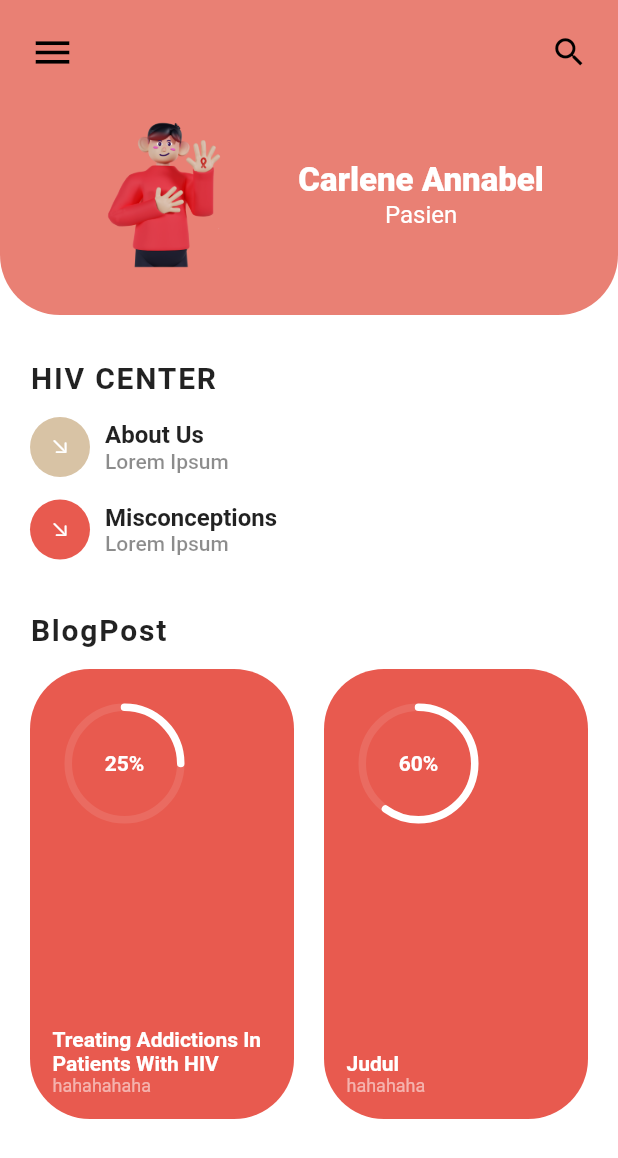
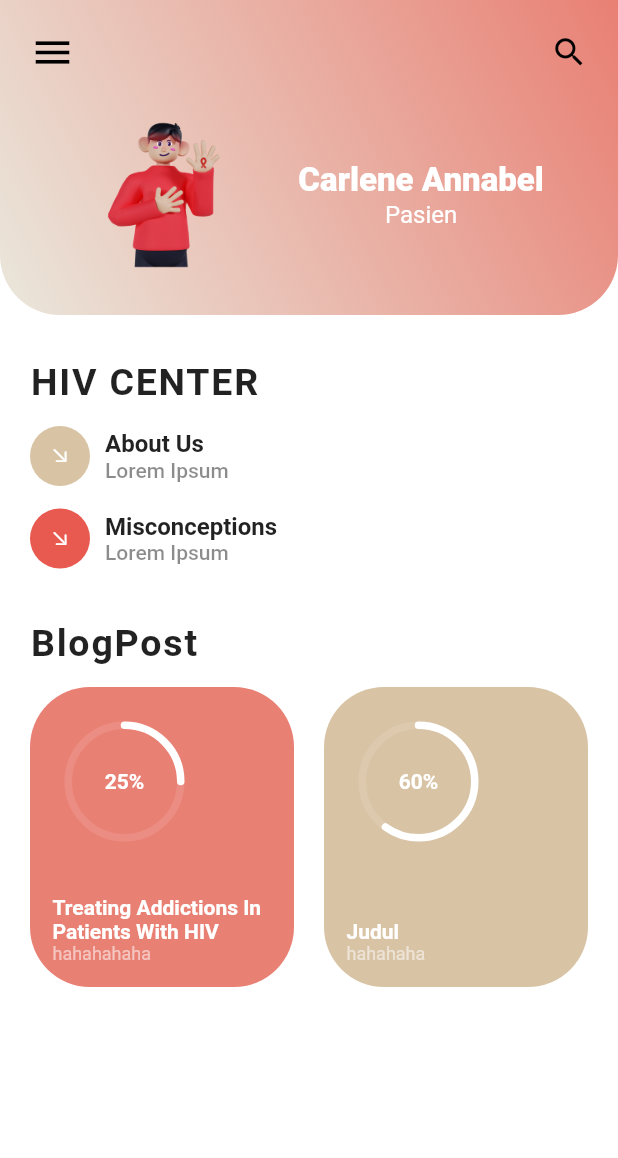
Before and after one commit to Emilicos/D04-Mobile-HIVCenter, a Flutter app: the screen it shows after launch, on a phone screen of 412 x 824 dp. Shown: the top 1158 px of the screen. Run offline on Flutter 3.47's test engine with Material 2 defaults, Android fonts, the phone set to English and light mode, and no system bars; drawn by our look-alikes of percent_indicator; our stand-ins replace animated_splash_screen; missing offline and left inert: pbp_django_auth.

Commit message:
buat presentasi

```diff
--- a/lib/main.dart
+++ b/lib/main.dart
@@ -27,12 +27,19 @@ class MyApp extends StatelessWidget {
       },
       child: MaterialApp(
         title: 'HIV CENTER',
-        home: AnimatedSplashScreen(splash: Image.asset('assets/images/TANGAN1.png', width: 700, height: 700,),duration: 3000, //photo nya gmw gede wkwkkw
-        splashTransition: SplashTransition.fadeTransition,
-        backgroundColor: AppTheme.beige,
-        nextScreen: MyHomePage(title: '',),
+        home: AnimatedSplashScreen(
+          splash: Image.asset(
+            'assets/images/TANGAN1.png',
+            width: 700,
+            height: 700,
+          ),
+          duration: 3000, //photo nya gmw gede wkwkkw
+          splashTransition: SplashTransition.fadeTransition,
+          backgroundColor: AppTheme.beige,
+          nextScreen: MyHomePage(
+            title: '',
+          ),
         ),
-
       ),
     );
   }
@@ -90,7 +97,7 @@ class _MyHomePageState extends State<MyHomePage> {
     return Text(
       title,
       style: const TextStyle(
-          fontSize: 20.0, fontWeight: FontWeight.w700, letterSpacing: 1.2),
+          fontSize: 25.0, fontWeight: FontWeight.w700, letterSpacing: 1.2),
     );
   }
 
@@ -137,10 +144,10 @@ class _MyHomePageState extends State<MyHomePage> {
                             animation: true,
                             percent: 0,
                             circularStrokeCap: CircularStrokeCap.round,
-                            progressColor: AppTheme.lightPink,
-                            backgroundColor: AppTheme.lightPink,
+                            progressColor: Colors.transparent,
+                            backgroundColor: Colors.transparent,
                             center: CircleAvatar(
-                              backgroundColor: AppTheme.lightPink,
+                              backgroundColor: Colors.transparent,
                               radius: 100.0,
                               backgroundImage: AssetImage(
                                 'assets/images/asset1.png',
@@ -229,7 +236,7 @@ class _MyHomePageState extends State<MyHomePage> {
                           Row(
                             children: <Widget>[
                               ActiveBlogpostCard(
-                                cardColor: AppTheme.pink,
+                                cardColor: AppTheme.lightPink,
                                 loadingPercent: 0.25, //buat level
                                 title:
                                     'Treating Addictions In Patients With HIV',
@@ -237,7 +244,7 @@ class _MyHomePageState extends State<MyHomePage> {
                               ),
                               SizedBox(width: 20.0),
                               ActiveBlogpostCard(
-                                cardColor: AppTheme.pink,
+                                cardColor: AppTheme.darkBeige,
                                 loadingPercent: 0.6,
                                 title: 'Judul',
                                 subtitle: 'hahahaha',
--- a/lib/widgets/active_blogpost_card.dart
+++ b/lib/widgets/active_blogpost_card.dart
@@ -22,7 +22,7 @@ class ActiveBlogpostCard extends StatelessWidget {
 
         margin: EdgeInsets.symmetric(vertical: 10.0),
         padding: EdgeInsets.all(15.0),
-        height: 300,
+        height: 200,
         decoration: BoxDecoration(
           color: cardColor,
           borderRadius: BorderRadius.circular(40.0),
--- a/lib/widgets/top_container.dart
+++ b/lib/widgets/top_container.dart
@@ -18,7 +18,12 @@ class TopContainer extends StatelessWidget {
       padding:
           padding != null ? padding : EdgeInsets.symmetric(horizontal: 20.0),
       decoration: BoxDecoration(
-          color: AppTheme.lightPink,
+          gradient: LinearGradient(
+            begin: Alignment.topRight,
+            end: Alignment.bottomLeft,
+            colors: [AppTheme.lightPink, AppTheme.beige],
+          ),
+          // color: AppTheme.lightPink,
           borderRadius: BorderRadius.only(
             bottomRight: Radius.circular(40.0),
             bottomLeft: Radius.circular(40.0),
```
